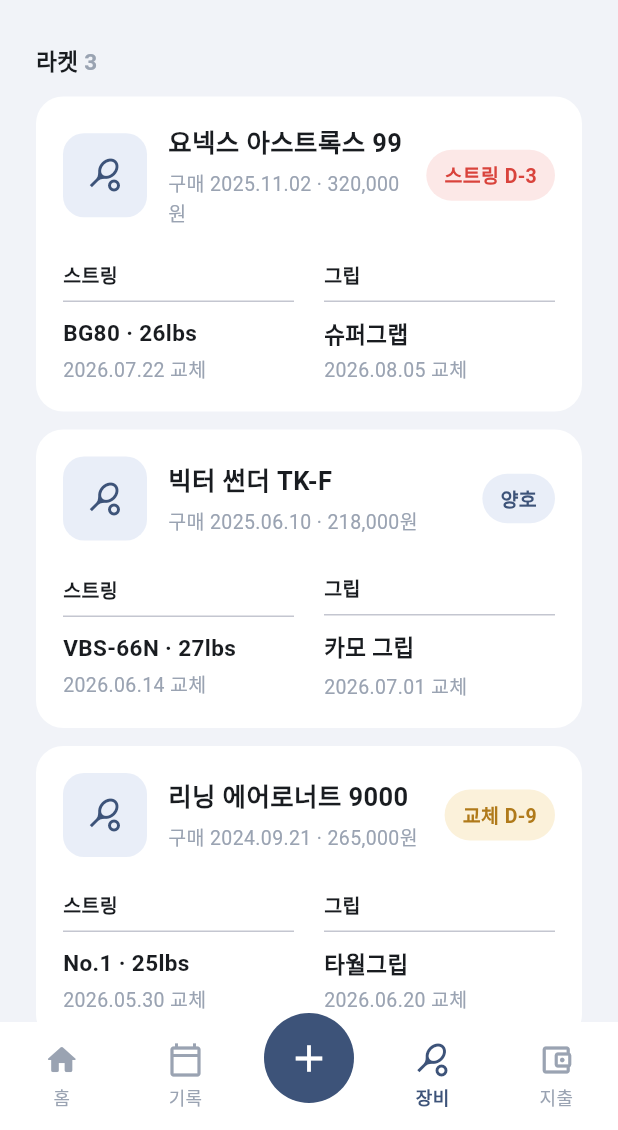
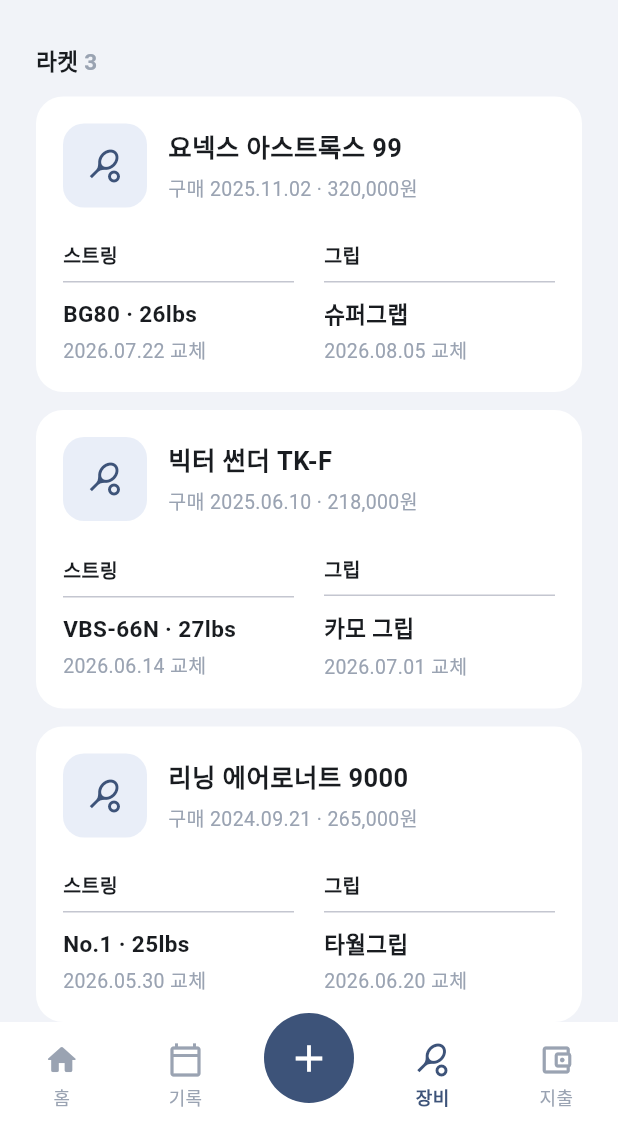
Before and after one commit to kddhhh23/mintonary, a Flutter app: the HomeScreen screen opened directly, after a tap on "전체보기 ›", on a phone screen of 412 x 824 dp, the part 106-1236 px from its top. Run offline on Flutter 3.47's test engine with Material 3 defaults, Android fonts, the phone set to English and light mode, and no system bars.

Commit message:
style: 장비 목록에서 상태 태그 제거

```diff
--- a/app/lib/screens/equipment_screen.dart
+++ b/app/lib/screens/equipment_screen.dart
@@ -57,9 +57,6 @@
           const _RacketCard(
             name: '요넥스 아스트록스 99',
             purchase: '구매 2025.11.02 · 320,000원',
-            badge: '스트링 D-3',
-            badgeColor: Color(0xFFD9433C),
-            badgeBg: Color(0xFFFCE8E7),
             string: 'BG80 · 26lbs',
             grip: '슈퍼그랩',
             strungAt: '2026.07.22',
@@ -69,9 +66,6 @@
           const _RacketCard(
             name: '빅터 썬더 TK-F',
             purchase: '구매 2025.06.10 · 218,000원',
-            badge: '양호',
-            badgeColor: _navy,
-            badgeBg: _lightNavy,
             string: 'VBS-66N · 27lbs',
             grip: '카모 그립',
             strungAt: '2026.06.14',
@@ -81,9 +75,6 @@
           const _RacketCard(
             name: '리닝 에어로너트 9000',
             purchase: '구매 2024.09.21 · 265,000원',
-            badge: '교체 D-9',
-            badgeColor: Color(0xFFB07A1A),
-            badgeBg: Color(0xFFFBF1DA),
             string: 'No.1 · 25lbs',
             grip: '타월그립',
             strungAt: '2026.05.30',
@@ -97,9 +88,6 @@
           const _ShoeCard(
             name: '리닝 레인저 TD',
             purchase: '구매 2025.11.15 · 89,000원 · 착용 8개월',
-            badge: '양호',
-            badgeColor: _navy,
-            badgeBg: _lightNavy,
           ),
         ],
       ),
@@ -136,9 +124,6 @@
   const _RacketCard({
     required this.name,
     required this.purchase,
-    required this.badge,
-    required this.badgeColor,
-    required this.badgeBg,
     required this.string,
     required this.grip,
     required this.strungAt,
@@ -147,9 +132,6 @@
 
   final String name;
   final String purchase;
-  final String badge;
-  final Color badgeColor;
-  final Color badgeBg;
   final String string;
   final String grip;
   final String strungAt; // 마지막 스트링 교체일
@@ -177,9 +159,6 @@
               icon: Icons.sports_tennis_outlined,
               name: name,
               sub: purchase,
-              badge: badge,
-              badgeColor: badgeColor,
-              badgeBg: badgeBg,
             ),
             const SizedBox(height: 22),
             // 스트링 / 그립 — 2열, 각각 아래에 교체일
@@ -203,19 +182,10 @@
 
 /// 신발 카드 — 기본 정보만
 class _ShoeCard extends StatelessWidget {
-  const _ShoeCard({
-    required this.name,
-    required this.purchase,
-    required this.badge,
-    required this.badgeColor,
-    required this.badgeBg,
-  });
+  const _ShoeCard({required this.name, required this.purchase});
 
   final String name;
   final String purchase;
-  final String badge;
-  final Color badgeColor;
-  final Color badgeBg;
 
   @override
   Widget build(BuildContext context) {
@@ -229,31 +199,22 @@
         icon: Icons.ice_skating_outlined,
         name: name,
         sub: purchase,
-        badge: badge,
-        badgeColor: badgeColor,
-        badgeBg: badgeBg,
       ),
     );
   }
 }
 
-/// 카드 윗줄 — 아이콘 · 이름 · 설명 · 상태 배지 (라켓/신발 공통)
+/// 카드 윗줄 — 아이콘 · 이름 · 설명 (라켓/신발 공통)
 class _GearHeader extends StatelessWidget {
   const _GearHeader({
     required this.icon,
     required this.name,
     required this.sub,
-    required this.badge,
-    required this.badgeColor,
-    required this.badgeBg,
   });
 
   final IconData icon;
   final String name;
   final String sub;
-  final String badge;
-  final Color badgeColor;
-  final Color badgeBg;
 
   @override
   Widget build(BuildContext context) {
@@ -285,22 +246,6 @@
               const SizedBox(height: 4),
               Text(sub, style: const TextStyle(fontSize: 13, color: _gray)),
             ],
-          ),
-        ),
-        const SizedBox(width: 8),
-        Container(
-          padding: const EdgeInsets.symmetric(horizontal: 12, vertical: 7),
-          decoration: BoxDecoration(
-            color: badgeBg,
-            borderRadius: BorderRadius.circular(20),
-          ),
-          child: Text(
-            badge,
-            style: TextStyle(
-              color: badgeColor,
-              fontSize: 13,
-              fontWeight: FontWeight.w700,
-            ),
           ),
         ),
       ],
```
